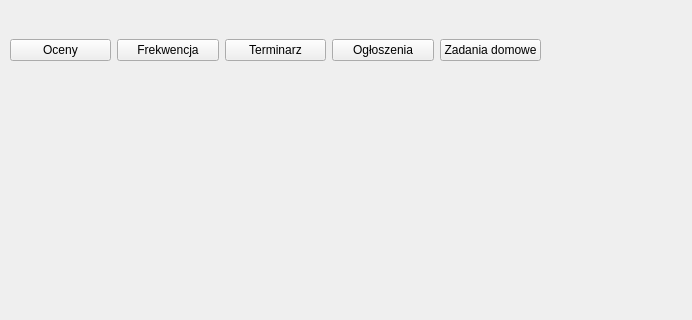
First picture: the form in mainpage.ui, repository Dysky2/SEP, before the edit; both pictures show x 0 to 692 and y 0 to 320 of the 1301 by 863 pixel window.
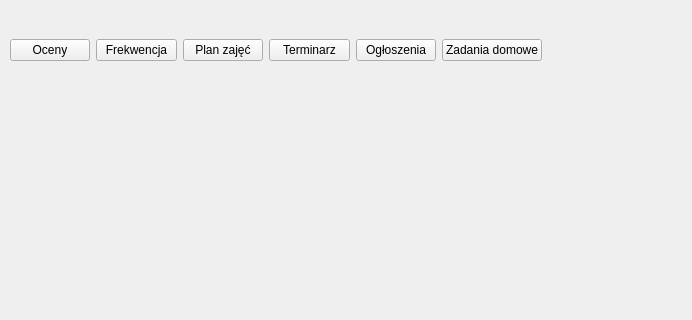
Second picture: the form after the edit.

Commit message: added timeTable markdown

The edit to the form file:
```diff
--- a/mainpage.ui
+++ b/mainpage.ui
@@ -25,7 +25,7 @@
      <rect>
       <x>10</x>
       <y>20</y>
-      <width>531</width>
+      <width>532</width>
       <height>61</height>
      </rect>
     </property>
@@ -44,6 +44,13 @@
        </property>
       </widget>
      </item>
+     <item>
+      <widget class="QPushButton" name="pushButton_timeTable">
+       <property name="text">
+        <string>Plan zajęć</string>
+       </property>
+      </widget>
+     </item>
      <item>
       <widget class="QPushButton" name="pushButton_schedule">
        <property name="text">
```
The commit also changes 11 other files.
